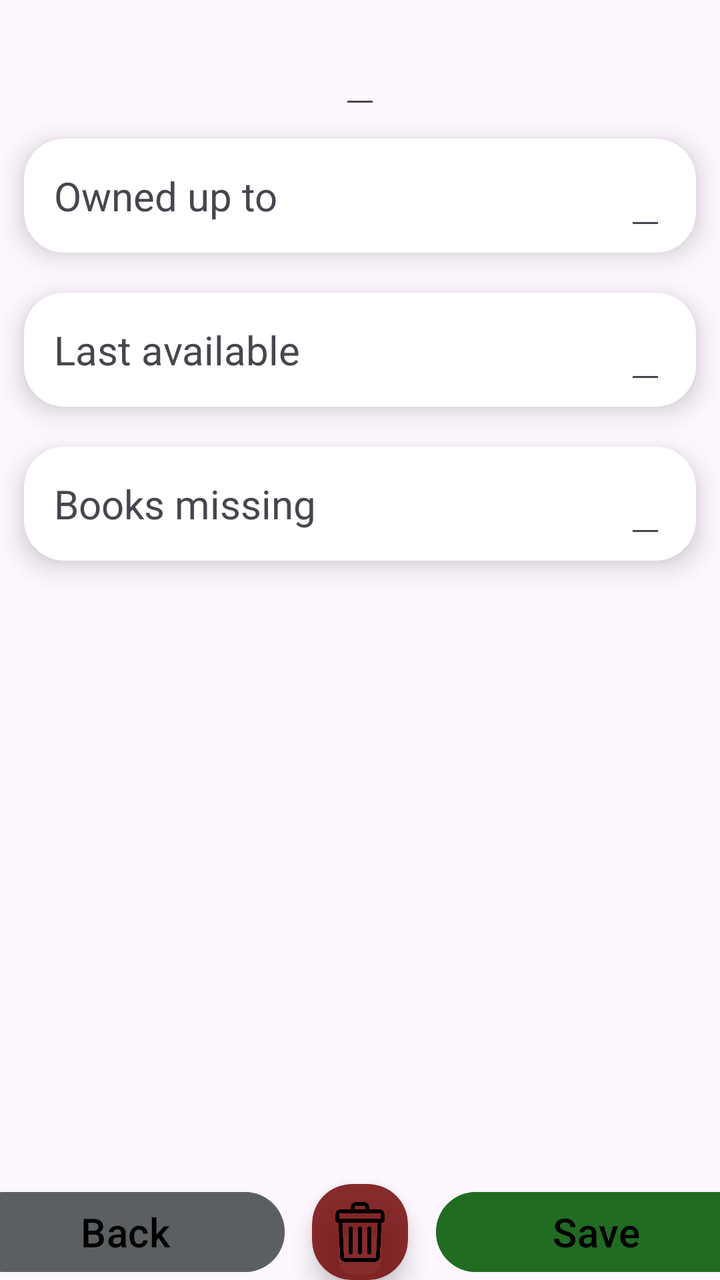
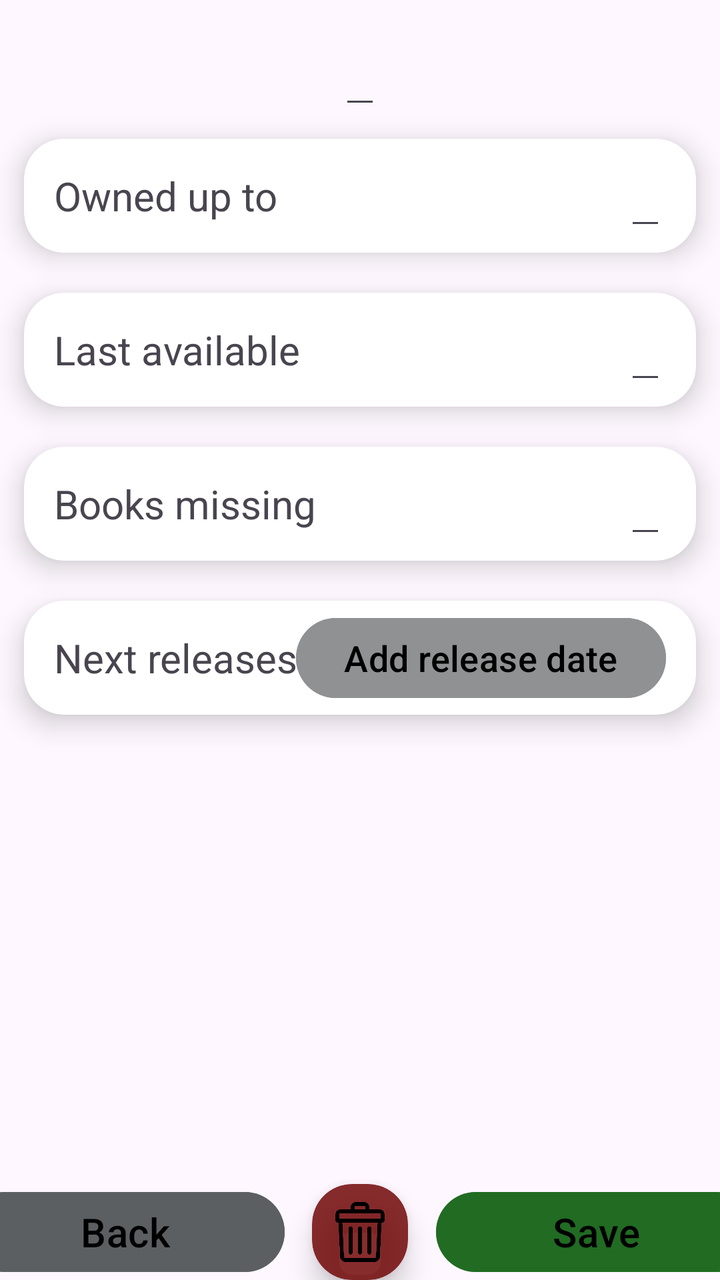

An Android layout rendered at two revisions. The XML below is the earlier revision; the diff shows what the commit changed to produce the second picture.
<!-- AndroidManifest.xml: activity theme Theme.MyBooklist -->
<!-- res/layout/activity_detailed.xml -->
<?xml version="1.0" encoding="utf-8"?>
<androidx.constraintlayout.widget.ConstraintLayout xmlns:android="http://schemas.android.com/apk/res/android"
    xmlns:app="http://schemas.android.com/apk/res-auto"
    xmlns:tools="http://schemas.android.com/tools"
    android:id="@+id/main"
    android:layout_width="match_parent"
    android:layout_height="match_parent"
    android:layout_marginVertical="24dp"
    tools:context=".DetailedActivity">

    <LinearLayout
        android:layout_width="match_parent"
        android:layout_height="match_parent"
        android:orientation="vertical">

        <EditText
            android:id="@+id/detailBookTitle"
            android:layout_width="wrap_content"
            android:layout_height="wrap_content"
            android:layout_gravity="center"
            android:layout_marginTop="10dp"
            android:autofillHints="Book Title"
            android:inputType="text"
            android:textSize="24sp"
            tools:ignore="LabelFor" />

        <androidx.cardview.widget.CardView
            android:layout_width="match_parent"
            android:layout_height="wrap_content"
            android:layout_marginHorizontal="10dp"
            android:layout_marginVertical="10dp"
            android:layout_marginStart="12dp"
            android:layout_marginEnd="12dp"
            app:cardCornerRadius="20dp"
            app:cardElevation="8dp">

            <androidx.constraintlayout.widget.ConstraintLayout
                android:layout_width="match_parent"
                android:layout_height="wrap_content">

                <TextView
                    android:layout_width="wrap_content"
                    android:layout_height="wrap_content"
                    android:layout_marginHorizontal="15dp"
                    android:layout_marginVertical="15dp"
                    android:labelFor="@id/bookOwned"
                    android:text="@string/owned_up_to"
                    android:textSize="20sp"
                    app:layout_constraintBottom_toBottomOf="parent"
                    app:layout_constraintLeft_toLeftOf="parent"
                    app:layout_constraintTop_toTopOf="parent" />

                <EditText
                    android:id="@+id/bookOwned"
                    android:layout_width="wrap_content"
                    android:layout_height="wrap_content"
                    android:layout_alignParentEnd="true"
                    android:layout_marginHorizontal="15dp"
                    android:autofillHints="0"
                    android:inputType="number"
                    android:textSize="20sp"
                    app:layout_constraintBottom_toBottomOf="parent"
                    app:layout_constraintRight_toRightOf="parent"
                    app:layout_constraintTop_toTopOf="parent" />

            </androidx.constraintlayout.widget.ConstraintLayout>

        </androidx.cardview.widget.CardView>

        <androidx.cardview.widget.CardView
            android:layout_width="match_parent"
            android:layout_height="wrap_content"
            android:layout_marginHorizontal="10dp"
            android:layout_marginVertical="10dp"
            android:layout_marginStart="12dp"
            android:layout_marginEnd="12dp"
            app:cardCornerRadius="20dp"
            app:cardElevation="8dp">

            <androidx.constraintlayout.widget.ConstraintLayout
                android:layout_width="match_parent"
                android:layout_height="wrap_content">

                <TextView
                    android:layout_width="wrap_content"
                    android:layout_height="wrap_content"
                    android:layout_marginHorizontal="15dp"
                    android:layout_marginVertical="15dp"
                    android:labelFor="@id/bookAvailable"
                    android:text="@string/last_available"
                    android:textSize="20sp"
                    app:layout_constraintBottom_toBottomOf="parent"
                    app:layout_constraintLeft_toLeftOf="parent"
                    app:layout_constraintTop_toTopOf="parent" />

                <EditText
                    android:id="@+id/bookAvailable"
                    android:layout_width="wrap_content"
                    android:layout_height="wrap_content"
                    android:layout_alignParentEnd="true"
                    android:layout_marginHorizontal="15dp"
                    android:autofillHints="0"
                    android:inputType="number"
                    android:textSize="20sp"
                    app:layout_constraintBottom_toBottomOf="parent"
                    app:layout_constraintRight_toRightOf="parent"
                    app:layout_constraintTop_toTopOf="parent" />

            </androidx.constraintlayout.widget.ConstraintLayout>

        </androidx.cardview.widget.CardView>

        <androidx.cardview.widget.CardView
            android:layout_width="match_parent"
            android:layout_height="wrap_content"
            android:layout_marginHorizontal="10dp"
            android:layout_marginVertical="10dp"
            android:layout_marginStart="12dp"
            android:layout_marginEnd="12dp"
            app:cardCornerRadius="20dp"
            app:cardElevation="8dp">

            <androidx.constraintlayout.widget.ConstraintLayout
                android:layout_width="match_parent"
                android:layout_height="wrap_content">

                <TextView
                    android:layout_width="wrap_content"
                    android:layout_height="wrap_content"
                    android:layout_marginHorizontal="15dp"
                    android:layout_marginVertical="15dp"
                    android:labelFor="@id/booksMissing"
                    android:text="@string/books_missing"
                    android:textSize="20sp"
                    app:layout_constraintBottom_toBottomOf="parent"
                    app:layout_constraintLeft_toLeftOf="parent"
                    app:layout_constraintTop_toTopOf="parent" />

                <EditText
                    android:id="@+id/booksMissing"
                    android:layout_width="wrap_content"
                    android:layout_height="wrap_content"
                    android:layout_alignParentEnd="true"
                    android:layout_marginHorizontal="15dp"
                    android:autofillHints="0"
                    android:inputType="text"
                    android:textSize="20sp"
                    app:layout_constraintBottom_toBottomOf="parent"
                    app:layout_constraintRight_toRightOf="parent"
                    app:layout_constraintTop_toTopOf="parent" />

            </androidx.constraintlayout.widget.ConstraintLayout>

        </androidx.cardview.widget.CardView>

    </LinearLayout>

    <Button
        android:id="@+id/back"
        android:layout_width="160dp"
        android:layout_height="wrap_content"
        android:layout_marginHorizontal="14dp"
        android:backgroundTint="@color/material_dynamic_neutral40"
        android:text="@string/back"
        android:textColor="@color/black"
        android:textSize="20sp"
        app:layout_constraintBottom_toBottomOf="parent"
        app:layout_constraintLeft_toLeftOf="parent"
        app:layout_constraintRight_toLeftOf="@id/deleteBook" />

    <Button
        android:id="@+id/save"
        android:layout_width="160dp"
        android:layout_height="wrap_content"
        android:layout_marginHorizontal="14dp"
        android:backgroundTint="@color/green"
        android:text="@string/save"
        android:textColor="@color/black"
        android:textSize="20sp"
        app:layout_constraintBottom_toBottomOf="parent"
        app:layout_constraintLeft_toRightOf="@id/deleteBook"
        app:layout_constraintRight_toRightOf="parent" />

    <androidx.cardview.widget.CardView
        android:id="@+id/deleteBook"
        android:layout_width="wrap_content"
        android:layout_height="wrap_content"
        app:cardBackgroundColor="@color/red"
        app:cardCornerRadius="20dp"
        app:cardElevation="8dp"
        app:layout_constraintBottom_toBottomOf="parent"
        app:layout_constraintLeft_toRightOf="@id/back"
        app:layout_constraintRight_toLeftOf="@id/save">

        <ImageView
            android:layout_width="30dp"
            android:layout_height="30dp"
            android:layout_margin="9sp"
            android:contentDescription="@string/delete"
            android:src="@mipmap/trash" />
    </androidx.cardview.widget.CardView>


</androidx.constraintlayout.widget.ConstraintLayout>
<!-- resources referenced by this layout -->
<resources>
  <color name="black">#FF000000</color>
  <color name="green">#D41B681E</color>
  <color name="red">#DA730A0A</color>
  <!-- mipmap trash: png bitmap (mipmap-hdpi, 10163 bytes) -->
  <string name="back">Back</string>
  <string name="books_missing">Books missing</string>
  <string name="delete">delete</string>
  <string name="last_available">Last available</string>
  <string name="owned_up_to">Owned up to</string>
  <string name="save">Save</string>
  <style name="Theme.MyBooklist" parent="Base.Theme.MyBooklist" />
  <style name="Base.Theme.MyBooklist" parent="Theme.Material3.DayNight.NoActionBar">
          
      </style>
</resources>

<!-- the commit's change to res/layout/activity_detailed.xml (unified diff, before → after) -->
@@ -58,6 +58,7 @@
                     android:layout_marginHorizontal="15dp"
                     android:autofillHints="0"
                     android:inputType="number"
+                    android:selectAllOnFocus="true"
                     android:textSize="20sp"
                     app:layout_constraintBottom_toBottomOf="parent"
                     app:layout_constraintRight_toRightOf="parent"
@@ -101,6 +102,7 @@
                     android:layout_marginHorizontal="15dp"
                     android:autofillHints="0"
                     android:inputType="number"
+                    android:selectAllOnFocus="true"
                     android:textSize="20sp"
                     app:layout_constraintBottom_toBottomOf="parent"
                     app:layout_constraintRight_toRightOf="parent"
@@ -152,6 +154,65 @@
             </androidx.constraintlayout.widget.ConstraintLayout>
 
         </androidx.cardview.widget.CardView>
+
+        <androidx.cardview.widget.CardView
+            android:layout_width="match_parent"
+            android:layout_height="wrap_content"
+            android:layout_marginHorizontal="10dp"
+            android:layout_marginVertical="10dp"
+            android:layout_marginStart="12dp"
+            android:layout_marginEnd="12dp"
+            app:cardCornerRadius="20dp"
+            app:cardElevation="8dp">
+
+            <androidx.constraintlayout.widget.ConstraintLayout
+                android:layout_width="match_parent"
+                android:layout_height="wrap_content">
+
+                <TextView
+                    android:layout_width="wrap_content"
+                    android:layout_height="wrap_content"
+                    android:layout_marginHorizontal="15dp"
+                    android:layout_marginVertical="15dp"
+                    android:labelFor="@id/addNextRelease"
+                    android:text="@string/next_releases"
+                    android:textSize="20sp"
+                    app:layout_constraintBottom_toBottomOf="parent"
+                    app:layout_constraintLeft_toLeftOf="parent"
+                    app:layout_constraintTop_toTopOf="parent" />
+
+                <Button
+                    android:id="@+id/addNextRelease"
+                    android:layout_width="wrap_content"
+                    android:layout_height="wrap_content"
+                    android:layout_alignParentEnd="true"
+                    android:layout_marginHorizontal="15dp"
+                    android:backgroundTint="@color/material_dynamic_neutral60"
+                    android:text="@string/add_release_date"
+                    android:textColor="@color/black"
+                    android:textSize="18sp"
+                    app:layout_constraintBottom_toBottomOf="parent"
+                    app:layout_constraintRight_toRightOf="parent"
+                    app:layout_constraintTop_toTopOf="parent" />
+
+            </androidx.constraintlayout.widget.ConstraintLayout>
+
+        </androidx.cardview.widget.CardView>
+
+        <ListView
+            android:id="@+id/releaseListView"
+            android:layout_width="match_parent"
+            android:layout_height="match_parent"
+            android:divider="@android:color/transparent"
+            android:dividerHeight="-5sp"
+            android:paddingBottom="60dp"
+            android:scrollbars="vertical"
+
+
+            app:layout_anchor="@+id/book_list_view"
+            app:layout_anchorGravity="bottom"
+
+            tools:listitem="@layout/release_dates" />
 
     </LinearLayout>
 
@@ -202,3 +263,65 @@
 
 
 </androidx.constraintlayout.widget.ConstraintLayout>
+<!-- res/layout/release_dates.xml (included above) -->
+<?xml version="1.0" encoding="utf-8"?>
+<androidx.constraintlayout.widget.ConstraintLayout xmlns:android="http://schemas.android.com/apk/res/android"
+    xmlns:app="http://schemas.android.com/apk/res-auto"
+    android:layout_width="match_parent"
+    android:layout_height="wrap_content"
+    android:orientation="horizontal">
+
+    <androidx.cardview.widget.CardView
+        android:id="@+id/nextReleaseCard"
+        android:layout_width="match_parent"
+        android:layout_height="wrap_content"
+        android:layout_marginHorizontal="10dp"
+        android:layout_marginVertical="10dp"
+        android:layout_marginStart="16dp"
+        android:layout_marginEnd="64dp"
+        app:cardCornerRadius="20dp"
+        app:cardElevation="8dp"
+
+        app:layout_constraintBottom_toBottomOf="parent"
+        app:layout_constraintRight_toLeftOf="@id/deleteNextRelease"
+        app:layout_constraintTop_toTopOf="parent">
+
+        <RelativeLayout
+            android:layout_width="match_parent"
+            android:layout_height="wrap_content">
+
+            <TextView
+                android:id="@+id/nextReleaseText"
+                android:layout_width="wrap_content"
+                android:layout_height="wrap_content"
+                android:layout_marginHorizontal="15dp"
+                android:layout_marginVertical="15dp"
+                android:text="@string/date_template"
+                android:textSize="20sp" />
+
+        </RelativeLayout>
+
+    </androidx.cardview.widget.CardView>
+
+    <androidx.cardview.widget.CardView
+        android:id="@+id/deleteNextRelease"
+        android:layout_width="wrap_content"
+        android:layout_height="wrap_content"
+        android:layout_marginHorizontal="15dp"
+        android:layout_marginVertical="10dp"
+        app:cardBackgroundColor="@color/red"
+        app:cardCornerRadius="20dp"
+        app:cardElevation="8dp"
+        app:layout_constraintBottom_toBottomOf="parent"
+        app:layout_constraintLeft_toRightOf="@id/nextReleaseCard"
+        app:layout_constraintTop_toTopOf="parent">
+
+        <ImageView
+            android:layout_width="17dp"
+            android:layout_height="17dp"
+            android:layout_margin="7sp"
+            android:contentDescription="@string/delete"
+            android:src="@mipmap/trash" />
+    </androidx.cardview.widget.CardView>
+
+</androidx.constraintlayout.widget.ConstraintLayout>
<!-- resource entries referenced after the edit -->
@@ -4,10 +4,13 @@
   <color name="green">#D41B681E</color>
   <color name="red">#DA730A0A</color>
   <!-- mipmap trash: png bitmap (mipmap-hdpi, 10163 bytes) -->
+  <string name="add_release_date">Add release date</string>
   <string name="back">Back</string>
   <string name="books_missing">Books missing</string>
+  <string name="date_template">DD/MM/YYYY</string>
   <string name="delete">delete</string>
   <string name="last_available">Last available</string>
+  <string name="next_releases">Next releases</string>
   <string name="owned_up_to">Owned up to</string>
   <string name="save">Save</string>
   <style name="Theme.MyBooklist" parent="Base.Theme.MyBooklist" />
